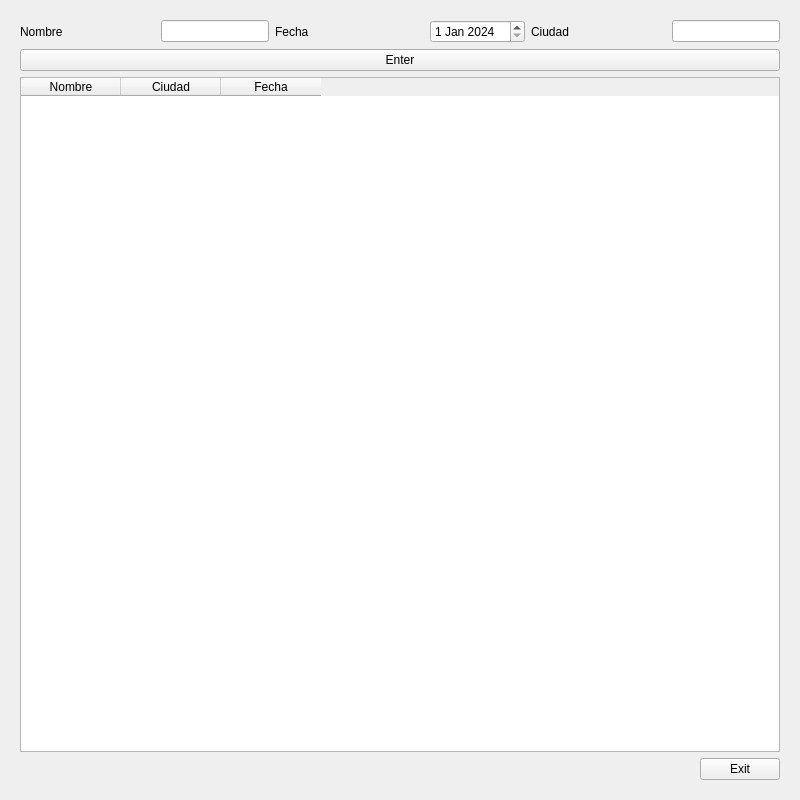
Before: the Qt Designer form Qt/MyForm.ui in DidacDV/projecte-hackUPC, drawn with Qt 5.
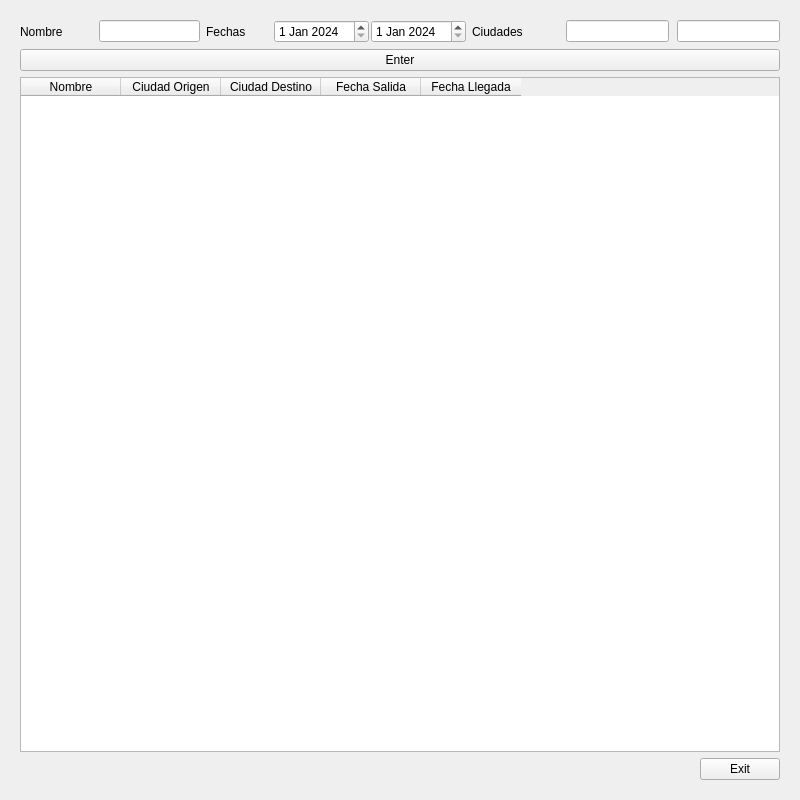
After: the same form once the commit is applied. Icons and pictures are not drawn. Custom widgets are drawn as their Qt base class.

Commit message: Interfaz con Tabla Acabada

Patch:
```diff
--- a/Qt/MyForm.ui
+++ b/Qt/MyForm.ui
@@ -57,14 +57,14 @@
          </layout>
         </item>
         <item>
-         <layout class="QHBoxLayout" name="horizontalLayout_2" stretch="0,0,0">
+         <layout class="QHBoxLayout" name="horizontalLayout_2" stretch="0,0,0,0">
           <property name="spacing">
            <number>2</number>
           </property>
           <item>
            <widget class="QLabel" name="label_2">
             <property name="text">
-             <string>Fecha</string>
+             <string>Fechas</string>
             </property>
            </widget>
           </item>
@@ -82,7 +82,7 @@
            </spacer>
           </item>
           <item>
-           <widget class="QDateEdit" name="Fecha">
+           <widget class="MyQDateEdit" name="FechaS">
             <property name="minimumDateTime">
              <datetime>
               <hour>0</hour>
@@ -109,6 +109,37 @@
             </property>
            </widget>
           </item>
+          <item>
+           <widget class="MyQDateEdit" name="FechaL">
+            <property name="maximumDateTime">
+             <datetime>
+              <hour>23</hour>
+              <minute>59</minute>
+              <second>59</second>
+              <year>2100</year>
+              <month>12</month>
+              <day>31</day>
+             </datetime>
+            </property>
+            <property name="minimumDateTime">
+             <datetime>
+              <hour>0</hour>
+              <minute>0</minute>
+              <second>0</second>
+              <year>2000</year>
+              <month>9</month>
+              <day>14</day>
+             </datetime>
+            </property>
+            <property name="date">
+             <date>
+              <year>2024</year>
+              <month>1</month>
+              <day>1</day>
+             </date>
+            </property>
+           </widget>
+          </item>
          </layout>
         </item>
         <item>
@@ -119,7 +150,7 @@
           <item>
            <widget class="QLabel" name="label_3">
             <property name="text">
-             <string>Ciudad</string>
+             <string>Ciudades</string>
             </property>
            </widget>
           </item>
@@ -137,7 +168,10 @@
            </spacer>
           </item>
           <item>
-           <widget class="MyQLineEdit" name="Ciudad"/>
+           <widget class="MyQLineEdit" name="CiudadO"/>
+          </item>
+          <item>
+           <widget class="MyQLineEdit" name="CiudadD"/>
           </item>
          </layout>
         </item>
@@ -159,12 +193,22 @@
         </column>
         <column>
          <property name="text">
-          <string>Ciudad</string>
+          <string>Ciudad Origen</string>
          </property>
         </column>
         <column>
          <property name="text">
-          <string>Fecha</string>
+          <string>Ciudad Destino</string>
+         </property>
+        </column>
+        <column>
+         <property name="text">
+          <string>Fecha Salida</string>
+         </property>
+        </column>
+        <column>
+         <property name="text">
+          <string>Fecha Llegada</string>
          </property>
         </column>
        </widget>
@@ -219,6 +263,15 @@
     <slot>rec(QString,QString)</slot>
    </slots>
   </customwidget>
+  <customwidget>
+   <class>MyQDateEdit</class>
+   <extends>QDateEdit</extends>
+   <header location="global">MyQDateEdit.h</header>
+   <slots>
+    <signal>envio(QString,QString)</signal>
+    <slot>fechaSelect()</slot>
+   </slots>
+  </customwidget>
  </customwidgets>
  <resources/>
  <connections>
```
Left out of the diff: 106 changed lines with no effect on the pictures. The commit also changes 5 other files.
